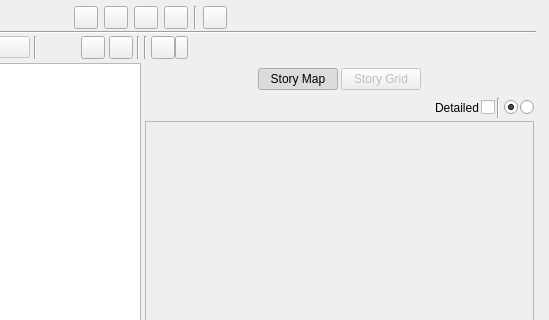
Qt form ui/scenes_view.ui (zkovari/plotlyst) before a commit; both pictures show x 247 to 796 and y 0 to 320 of the 796 by 664 pixel window.
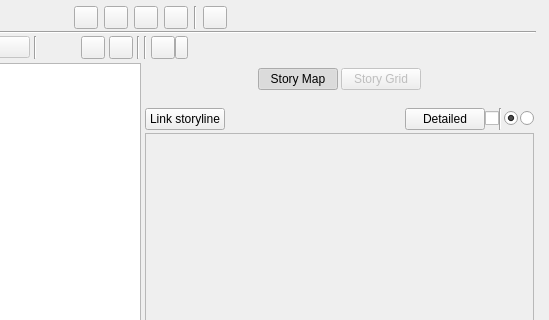
The same form after that commit. Custom widgets are drawn as their Qt base class.

Commit message: Add storyline association button over storymap, #1238

Diff of the .ui file:
```diff
--- a/ui/scenes_view.ui
+++ b/ui/scenes_view.ui
@@ -1075,13 +1075,13 @@
                 <widget class="QWidget" name="wdgStorymapToolbar" native="true">
                  <layout class="QHBoxLayout" name="wdgStorymapSettingsBar">
                   <property name="spacing">
-                   <number>2</number>
+                   <number>0</number>
                   </property>
                   <property name="leftMargin">
                    <number>0</number>
                   </property>
                   <property name="topMargin">
-                   <number>0</number>
+                   <number>10</number>
                   </property>
                   <property name="rightMargin">
                    <number>0</number>
@@ -1089,6 +1089,19 @@
                   <property name="bottomMargin">
                    <number>0</number>
                   </property>
+                  <item>
+                   <widget class="QPushButton" name="btnLinkStoryline">
+                    <property name="cursor">
+                     <cursorShape>PointingHandCursor</cursorShape>
+                    </property>
+                    <property name="text">
+                     <string>Link storyline</string>
+                    </property>
+                    <property name="transparent" stdset="0">
+                     <bool>true</bool>
+                    </property>
+                   </widget>
+                  </item>
                   <item>
                    <spacer name="horizontalSpacer_7">
                     <property name="orientation">
@@ -1102,13 +1115,16 @@
                     </property>
                    </spacer>
                   </item>
-                  <item alignment="Qt::AlignVCenter">
-                   <widget class="QLabel" name="label">
+                  <item>
+                   <widget class="QPushButton" name="pushButton">
+                    <property name="cursor">
+                     <cursorShape>PointingHandCursor</cursorShape>
+                    </property>
                     <property name="text">
                      <string>Detailed</string>
                     </property>
-                    <property name="buddy">
-                     <cstring>cbStoryMapDetailed</cstring>
+                    <property name="transparent" stdset="0">
+                     <bool>true</bool>
                     </property>
                    </widget>
                   </item>
@@ -1187,7 +1203,7 @@
                     <x>0</x>
                     <y>0</y>
                     <width>387</width>
-                    <height>525</height>
+                    <height>513</height>
                    </rect>
                   </property>
                   <property name="sizePolicy">
```
Left out of the diff: 16 changed lines with no effect on the pictures. The commit also changes 1 other file.
